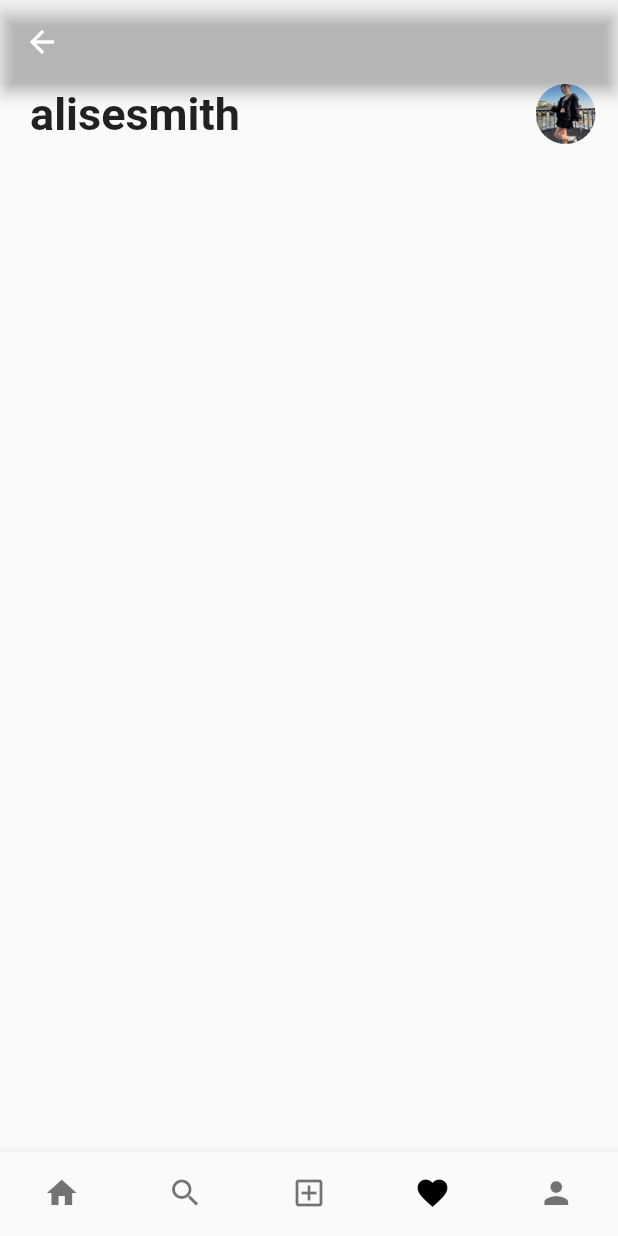
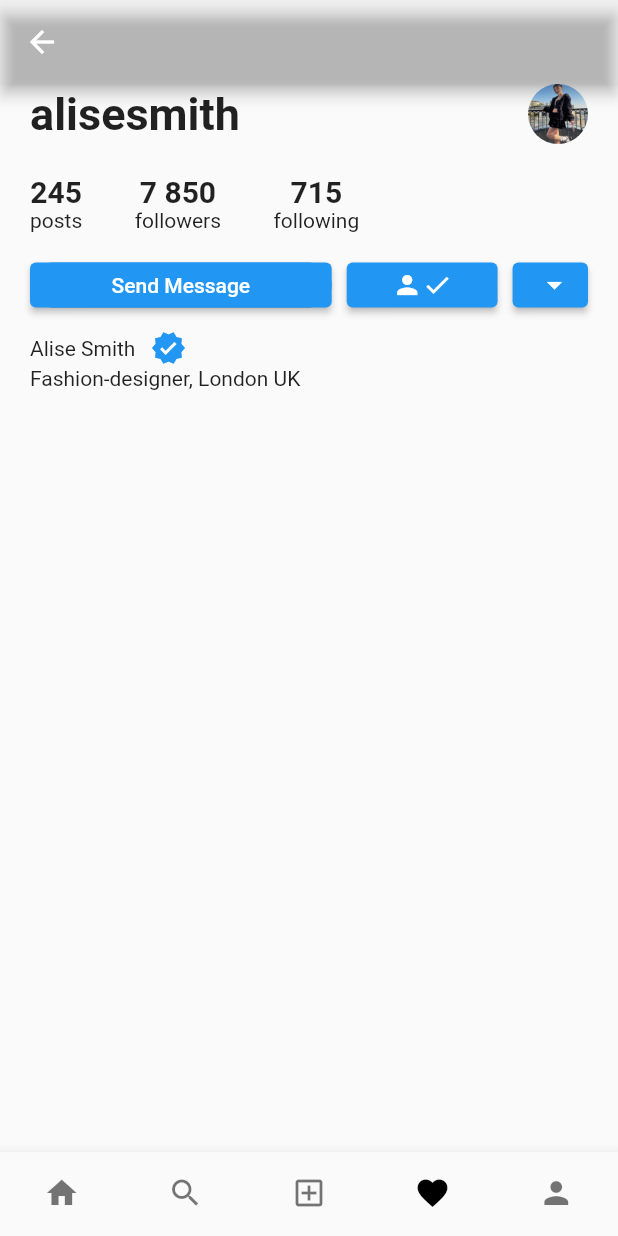
Before and after one commit to TinutChan/etect_homework_05_instagram, a Flutter app: the screen it shows after launch, item 4 of the bottom bar chosen, on a phone screen of 412 x 824 dp. Run offline on Flutter 3.47's test engine with Material 2 defaults, Android fonts, the phone set to English and light mode, and no system bars.

Commit message:
favourite

```diff
--- a/lib/screens/favourite.dart
+++ b/lib/screens/favourite.dart
@@ -1,3 +1,4 @@
+import 'package:etect_homework_05_instagram/widgets/favourite_widgets/profile_detail.dart';
 import 'package:flutter/material.dart';
 
 class Favourite extends StatelessWidget {
@@ -12,28 +13,7 @@ class Favourite extends StatelessWidget {
       ),
       body: Column(
         children: [
-          Padding(
-            padding: EdgeInsets.only(left: 20),
-            child: Row(
-                mainAxisAlignment: MainAxisAlignment.spaceBetween,
-                children: [
-                  const Text(
-                    'alisesmith',
-                    style: TextStyle(fontSize: 30, fontWeight: FontWeight.bold),
-                  ),
-                  Container(
-                    margin: EdgeInsets.only(right: 15),
-                    height: 40,
-                    width: 40,
-                    decoration: const BoxDecoration(
-                      shape: BoxShape.circle,
-                      image: DecorationImage(
-                          image: AssetImage('assets/stories1.jpg'),
-                          fit: BoxFit.cover),
-                    ),
-                  ),
-                ]),
-          )
+          Detail(),
         ],
       ),
     );
--- a/lib/screens/home.dart
+++ b/lib/screens/home.dart
@@ -1,4 +1,5 @@
 import 'package:etect_homework_05_instagram/models/new_feed_items.dart';
+import 'package:etect_homework_05_instagram/screens/instagram.dart';
 import 'package:etect_homework_05_instagram/widgets/new_feed.dart';
 import 'package:etect_homework_05_instagram/widgets/stories_widgets.dart';
 import 'package:flutter/material.dart';
@@ -18,14 +19,10 @@ class Home extends StatelessWidget {
           Icons.camera_alt_outlined,
           color: Colors.black,
         ),
-        title: Container(
-          height: 40,
-          decoration: const BoxDecoration(
-            shape: BoxShape.rectangle,
-            image: DecorationImage(
-              image: AssetImage('assets/instagram.png'),
-            ),
-          ),
+        centerTitle: true,
+        title: const Text(
+          'Instagram',
+          style: TextStyle(color: Colors.black),
         ),
         actions: const [
           Padding(
--- /dev/null
+++ b/lib/widgets/favourite_widgets/profile_detail.dart
@@ -0,0 +1,154 @@
+import 'package:flutter/material.dart';
+
+class Detail extends StatelessWidget {
+  const Detail({Key? key}) : super(key: key);
+
+  @override
+  Widget build(BuildContext context) {
+    return Container(
+      padding: const EdgeInsets.only(left: 20, right: 20),
+      child: Column(
+        mainAxisAlignment: MainAxisAlignment.start,
+        crossAxisAlignment: CrossAxisAlignment.start,
+        children: [
+          Row(mainAxisAlignment: MainAxisAlignment.spaceBetween, children: [
+            const Text(
+              'alisesmith',
+              style: TextStyle(fontSize: 30, fontWeight: FontWeight.bold),
+            ),
+            Container(
+              height: 40,
+              width: 40,
+              decoration: const BoxDecoration(
+                shape: BoxShape.circle,
+                image: DecorationImage(
+                    image: AssetImage('assets/stories1.jpg'),
+                    fit: BoxFit.cover),
+              ),
+            ),
+          ]),
+          Padding(
+            padding: const EdgeInsets.only(top: 20),
+            child: Row(
+              children: [
+                Column(
+                  children: const [
+                    Text(
+                      '245',
+                      style:
+                          TextStyle(fontSize: 20, fontWeight: FontWeight.bold),
+                    ),
+                    Text('posts')
+                  ],
+                ),
+                const SizedBox(
+                  width: 35,
+                ),
+                Column(
+                  children: const [
+                    Text(
+                      '7 850',
+                      style:
+                          TextStyle(fontSize: 20, fontWeight: FontWeight.bold),
+                    ),
+                    Text('followers')
+                  ],
+                ),
+                const SizedBox(
+                  width: 35,
+                ),
+                Column(
+                  children: const [
+                    Text(
+                      '715',
+                      style:
+                          TextStyle(fontSize: 20, fontWeight: FontWeight.bold),
+                    ),
+                    Text('following')
+                  ],
+                ),
+              ],
+            ),
+          ),
+          const SizedBox(
+            height: 20,
+          ),
+          Row(
+            children: [
+              Expanded(
+                flex: 4,
+                child: Container(
+                  height: 30,
+                  decoration: BoxDecoration(
+                    color: Colors.blue,
+                    borderRadius: BorderRadius.circular(25),
+                  ),
+                  child: ElevatedButton(
+                    style: ButtonStyle(),
+                    onPressed: () {},
+                    child: const Text('Send Message'),
+                  ),
+                ),
+              ),
+              const SizedBox(width: 10),
+              Expanded(
+                flex: 2,
+                child: Container(
+                  height: 30,
+                  decoration: BoxDecoration(
+                    color: Colors.white,
+                    borderRadius: BorderRadius.circular(25),
+                  ),
+                  child: ElevatedButton(
+                    onPressed: () {},
+                    child: Row(
+                      mainAxisAlignment: MainAxisAlignment.center,
+                      children: const [
+                        Icon(
+                          Icons.person,
+                          size: 20,
+                        ),
+                        Icon(
+                          Icons.check,
+                          size: 20,
+                        )
+                      ],
+                    ),
+                  ),
+                ),
+              ),
+              const SizedBox(
+                width: 10,
+              ),
+              Expanded(
+                child: Container(
+                  height: 30,
+                  child: ElevatedButton(
+                    child: Icon(Icons.arrow_drop_down),
+                    onPressed: () {},
+                  ),
+                ),
+              ),
+            ],
+          ),
+          const SizedBox(
+            height: 15,
+          ),
+          Row(
+            children: const [
+              Text('Alise Smith'),
+              SizedBox(
+                width: 10,
+              ),
+              Icon(
+                Icons.verified,
+                color: Colors.blue,
+              )
+            ],
+          ),
+          const Text('Fashion-designer, London UK')
+        ],
+      ),
+    );
+  }
+}
```
